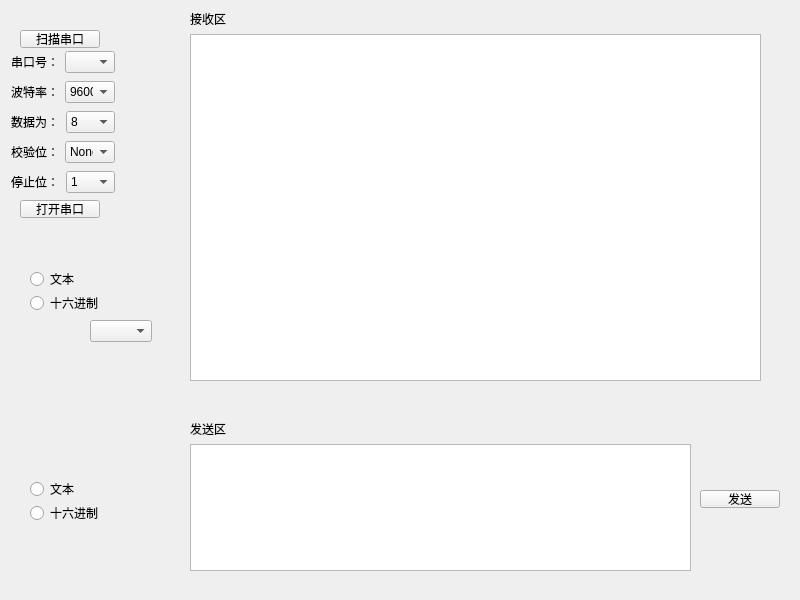
The window that serialassistantform.ui (BedTang/LAProject) describes before a commit, drawn with Qt 5.
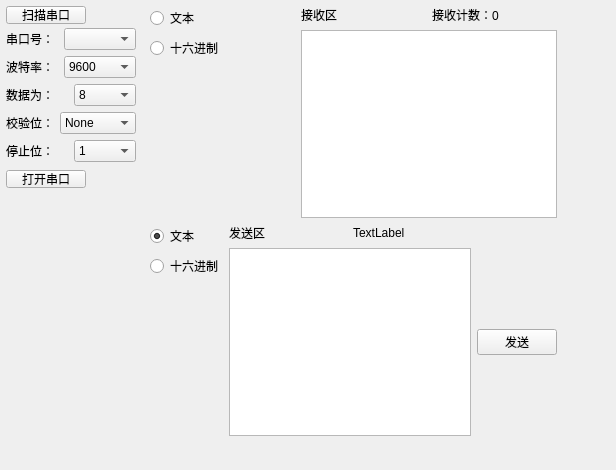
The same window after the commit.

Diff of the .ui file:
```diff
--- a/serialassistantform.ui
+++ b/serialassistantform.ui
@@ -6,18 +6,18 @@
    <rect>
     <x>0</x>
     <y>0</y>
-    <width>800</width>
-    <height>600</height>
+    <width>616</width>
+    <height>470</height>
    </rect>
   </property>
   <property name="windowTitle">
    <string>Form</string>
   </property>
-  <widget class="QPushButton" name="scanSerialBT">
+  <widget class="QPushButton" name="scanSerialBtn">
    <property name="geometry">
     <rect>
-     <x>20</x>
-     <y>30</y>
+     <x>6</x>
+     <y>6</y>
      <width>80</width>
      <height>18</height>
     </rect>
@@ -26,11 +26,11 @@
     <string>扫描串口</string>
    </property>
   </widget>
-  <widget class="QPushButton" name="serialOpenBT">
+  <widget class="QPushButton" name="serialSwitchBtn">
    <property name="geometry">
     <rect>
-     <x>20</x>
-     <y>200</y>
+     <x>6</x>
+     <y>170</y>
      <width>80</width>
      <height>18</height>
     </rect>
@@ -39,86 +39,17 @@
     <string>打开串口</string>
    </property>
   </widget>
-  <widget class="QWidget" name="layoutWidget">
-   <property name="geometry">
-    <rect>
-     <x>30</x>
-     <y>480</y>
-     <width>75</width>
-     <height>42</height>
-    </rect>
-   </property>
-   <layout class="QVBoxLayout" name="verticalLayout_2">
-    <item>
-     <widget class="QRadioButton" name="radioButton_5">
-      <property name="text">
-       <string>文本</string>
-      </property>
-     </widget>
-    </item>
-    <item>
-     <widget class="QRadioButton" name="radioButton_6">
-      <property name="text">
-       <string>十六进制</string>
-      </property>
-     </widget>
-    </item>
-   </layout>
-  </widget>
-  <widget class="QWidget" name="layoutWidget_2">
-   <property name="geometry">
-    <rect>
-     <x>190</x>
-     <y>420</y>
-     <width>501</width>
-     <height>151</height>
-    </rect>
-   </property>
-   <layout class="QVBoxLayout" name="verticalLayout_5">
-    <item>
-     <widget class="QLabel" name="label_7">
-      <property name="text">
-       <string>发送区</string>
-      </property>
-     </widget>
-    </item>
-    <item>
-     <widget class="QTextEdit" name="sendEdit"/>
-    </item>
-   </layout>
-  </widget>
-  <widget class="QPushButton" name="pushButton_3">
-   <property name="geometry">
-    <rect>
-     <x>700</x>
-     <y>490</y>
-     <width>80</width>
-     <height>18</height>
-    </rect>
-   </property>
-   <property name="text">
-    <string>发送</string>
-   </property>
-  </widget>
-  <widget class="QComboBox" name="comboBox">
-   <property name="geometry">
-    <rect>
-     <x>90</x>
-     <y>320</y>
-     <width>62</width>
-     <height>22</height>
-    </rect>
-   </property>
-  </widget>
   <widget class="QWidget" name="">
    <property name="geometry">
     <rect>
-     <x>11</x>
-     <y>50</y>
-     <width>104</width>
-     <height>24</height>
+     <x>6</x>
+     <y>28</y>
+     <width>130</width>
+     <height>138</height>
     </rect>
    </property>
+   <layout class="QVBoxLayout" name="verticalLayout_3">
+    <item>
    <layout class="QHBoxLayout" name="horizontalLayout">
     <item>
      <widget class="QLabel" name="label">
@@ -131,16 +62,8 @@
      <widget class="QComboBox" name="serialPortList"/>
     </item>
    </layout>
-  </widget>
-  <widget class="QWidget" name="">
-   <property name="geometry">
-    <rect>
-     <x>11</x>
-     <y>80</y>
-     <width>104</width>
-     <height>24</height>
-    </rect>
-   </property>
+    </item>
+    <item>
    <layout class="QHBoxLayout" name="horizontalLayout_2">
     <item>
      <widget class="QLabel" name="label_2">
@@ -150,7 +73,7 @@
      </widget>
     </item>
     <item>
-     <widget class="QComboBox" name="comboBox_2">
+       <widget class="QComboBox" name="baudRateList">
       <property name="currentIndex">
        <number>3</number>
       </property>
@@ -197,16 +120,8 @@
      </widget>
     </item>
    </layout>
-  </widget>
-  <widget class="QWidget" name="">
-   <property name="geometry">
-    <rect>
-     <x>11</x>
-     <y>110</y>
-     <width>104</width>
-     <height>24</height>
-    </rect>
-   </property>
+    </item>
+    <item>
    <layout class="QHBoxLayout" name="horizontalLayout_3">
     <item>
      <widget class="QLabel" name="label_3">
@@ -216,7 +131,7 @@
      </widget>
     </item>
     <item>
-     <widget class="QComboBox" name="comboBox_3">
+       <widget class="QComboBox" name="dataBitsList">
       <property name="currentIndex">
        <number>3</number>
       </property>
@@ -243,16 +158,8 @@
      </widget>
     </item>
    </layout>
-  </widget>
-  <widget class="QWidget" name="">
-   <property name="geometry">
-    <rect>
-     <x>11</x>
-     <y>140</y>
-     <width>104</width>
-     <height>24</height>
-    </rect>
-   </property>
+    </item>
+    <item>
    <layout class="QHBoxLayout" name="horizontalLayout_4">
     <item>
      <widget class="QLabel" name="label_4">
@@ -262,7 +169,7 @@
      </widget>
     </item>
     <item>
-     <widget class="QComboBox" name="comboBox_4">
+       <widget class="QComboBox" name="parityList">
       <item>
        <property name="text">
         <string>None</string>
@@ -278,19 +185,21 @@
         <string>偶校验</string>
        </property>
       </item>
+        <item>
+         <property name="text">
+          <string>校验位始终为1</string>
+         </property>
+        </item>
+        <item>
+         <property name="text">
+          <string>校验位始终为0</string>
+         </property>
+        </item>
      </widget>
     </item>
    </layout>
-  </widget>
-  <widget class="QWidget" name="">
-   <property name="geometry">
-    <rect>
-     <x>11</x>
-     <y>170</y>
-     <width>104</width>
-     <height>24</height>
-    </rect>
-   </property>
+    </item>
+    <item>
    <layout class="QHBoxLayout" name="horizontalLayout_5">
     <item>
      <widget class="QLabel" name="label_5">
@@ -300,7 +209,7 @@
      </widget>
     </item>
     <item>
-     <widget class="QComboBox" name="comboBox_5">
+       <widget class="QComboBox" name="stopBitsList">
       <item>
        <property name="text">
         <string>1</string>
@@ -319,52 +228,123 @@
      </widget>
     </item>
    </layout>
+    </item>
+   </layout>
   </widget>
   <widget class="QWidget" name="">
    <property name="geometry">
     <rect>
-     <x>30</x>
-     <y>270</y>
-     <width>75</width>
-     <height>42</height>
+     <x>150</x>
+     <y>6</y>
+     <width>407</width>
+     <height>430</height>
     </rect>
    </property>
+   <layout class="QGridLayout" name="gridLayout_3">
+    <item row="0" column="0">
+     <layout class="QHBoxLayout" name="horizontalLayout_7">
+      <item>
    <layout class="QVBoxLayout" name="verticalLayout">
     <item>
-     <widget class="QRadioButton" name="radioButton">
+         <widget class="QRadioButton" name="textReceiveRadioBtn">
       <property name="text">
        <string>文本</string>
       </property>
+          <property name="checked">
+           <bool>true</bool>
+          </property>
      </widget>
     </item>
     <item>
-     <widget class="QRadioButton" name="radioButton_2">
+         <widget class="QRadioButton" name="hexReceiveRadioBtn">
       <property name="text">
        <string>十六进制</string>
       </property>
      </widget>
     </item>
-   </layout>
-  </widget>
-  <widget class="QWidget" name="">
-   <property name="geometry">
-    <rect>
-     <x>190</x>
-     <y>10</y>
-     <width>571</width>
-     <height>371</height>
-    </rect>
-   </property>
-   <layout class="QVBoxLayout" name="verticalLayout_4">
+        <item>
+         <widget class="QWidget" name="widget_2" native="true"/>
+        </item>
+       </layout>
+      </item>
     <item>
+       <layout class="QGridLayout" name="gridLayout">
+        <item row="0" column="1">
+         <widget class="QLabel" name="label_8">
+          <property name="text">
+           <string>接收计数：0</string>
+          </property>
+         </widget>
+        </item>
+        <item row="0" column="0">
      <widget class="QLabel" name="label_6">
       <property name="text">
        <string>接收区</string>
       </property>
      </widget>
     </item>
-    <item>
+        <item row="1" column="0" colspan="2">
      <widget class="QTextEdit" name="receiveEdit"/>
+        </item>
+       </layout>
+      </item>
+     </layout>
+    </item>
+    <item row="1" column="0">
+     <layout class="QHBoxLayout" name="horizontalLayout_6">
+      <item>
+       <layout class="QVBoxLayout" name="verticalLayout_2">
+        <item>
+         <widget class="QRadioButton" name="textSendRadioBtn">
+          <property name="text">
+           <string>文本</string>
+          </property>
+          <property name="checked">
+           <bool>true</bool>
+          </property>
+         </widget>
+        </item>
+        <item>
+         <widget class="QRadioButton" name="hexSendRadioBtn">
+          <property name="text">
+           <string>十六进制</string>
+          </property>
+         </widget>
+        </item>
+        <item>
+         <widget class="QWidget" name="widget" native="true"/>
+        </item>
+       </layout>
+      </item>
+      <item>
+       <layout class="QGridLayout" name="gridLayout_2">
+        <item row="1" column="0" colspan="2">
+         <widget class="QTextEdit" name="sendEdit"/>
+        </item>
+        <item row="0" column="0">
+         <widget class="QLabel" name="label_7">
+          <property name="text">
+           <string>发送区</string>
+          </property>
+         </widget>
+        </item>
+        <item row="0" column="1">
+         <widget class="QLabel" name="label_9">
+          <property name="text">
+           <string>TextLabel</string>
+          </property>
+         </widget>
+        </item>
+        <item row="1" column="2">
+         <widget class="QPushButton" name="dataSendBtn">
+          <property name="text">
+           <string>发送</string>
+          </property>
+         </widget>
+        </item>
+       </layout>
+      </item>
+     </layout>
     </item>
    </layout>
   </widget>
```
Lines whose indentation alone changed are shown as unchanged.
